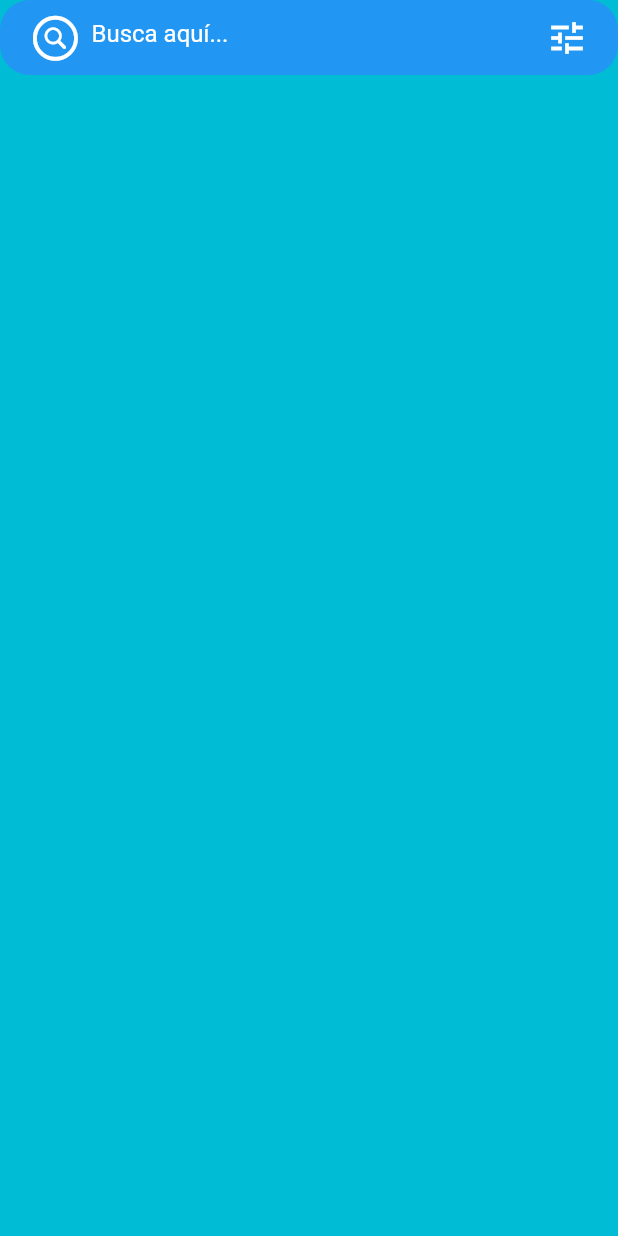
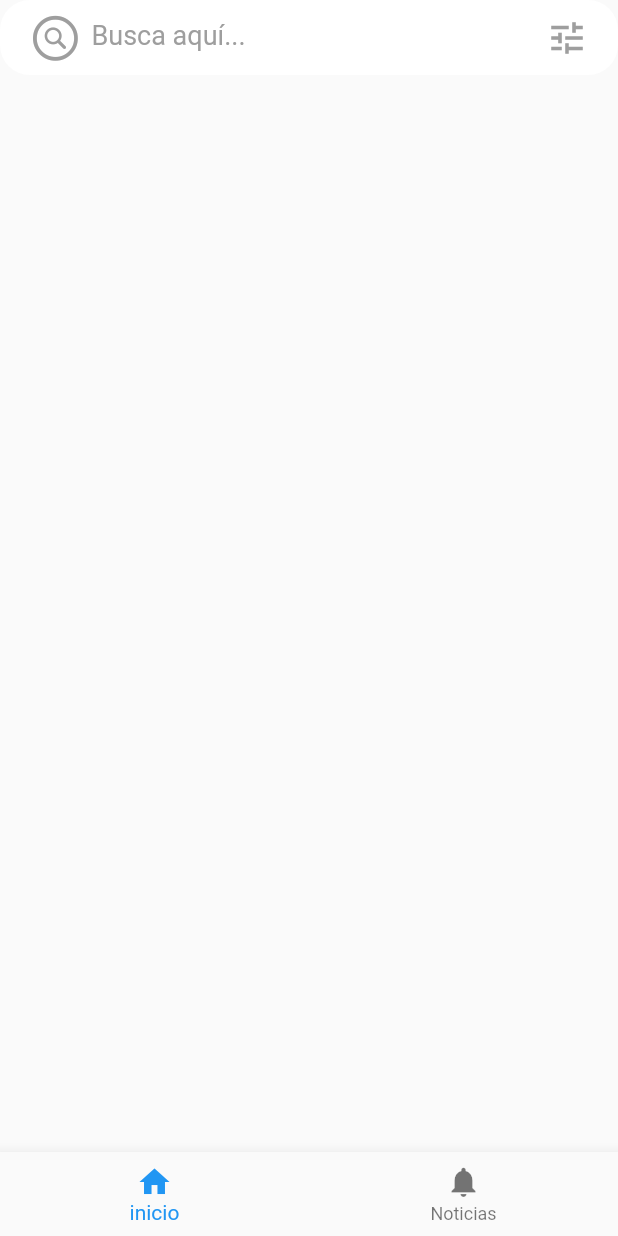
Before and after one commit to MauryBenavidez/School-maps, a Flutter app: the screen it shows after launch, on a phone screen of 412 x 824 dp. Run offline on Flutter 3.47's test engine with Material 2 defaults, Android fonts, the phone set to English and light mode, and no system bars.

Commit message:
Pantalla Inicio
Terminando últimos detalles de la barra de navegación

```diff
--- a/lib/main.dart
+++ b/lib/main.dart
@@ -1,6 +1,4 @@
 import 'package:flutter/material.dart';
-
-
 import 'views/inicio.dart';
 
 void main() {
--- a/lib/views/inicio.dart
+++ b/lib/views/inicio.dart
@@ -1,64 +1,33 @@
-
-
 import 'package:flutter/material.dart';
 import 'package:schools_maps/views/widgets/barra.dart';
 
+class Inicio extends StatefulWidget {
+  static String id ='Inicio';
+  @override
+  State<Inicio> createState() => _MyStatefulWidgetState();
+
+}
 
 
-class Inicio extends StatelessWidget {
-  static String id = 'inicio';
+class _MyStatefulWidgetState extends State<Inicio> {
+
+  int _selectedIndex = 0;
+  static const TextStyle optionStyle =
+      TextStyle(fontSize: 30, fontWeight: FontWeight.bold);
+
+
+  void _onItemTapped(int index) {
+    setState(() {
+      _selectedIndex = index;
+    });
+  }
+
   @override
   Widget build(BuildContext context) {
     return Scaffold(
-      body: Container(
-     child: _bodyPage(context),
-      ),
-
-    );
 
 
-  }
-
-  Widget _bodyPage(BuildContext context) {
-    return Column(
-      mainAxisAlignment: MainAxisAlignment.spaceBetween,
-      mainAxisSize: MainAxisSize.max,
-      children: [
-       Padding(
-         padding: EdgeInsets.only(
-           top: 0.0,
-           left: 16.0,
-           right: 16.0,
-           ),
-
-
-           ),
-           _body(),
-
-
-
-       ],
-
-    );
-  }
-
-
-
-  Widget _body() {
-    return Expanded(
-      child: ListView(
-
-        shrinkWrap: true,
-        children: [
-          Container(
-            height: 945,
-            decoration: BoxDecoration(
-              color: Colors.cyan,
-              borderRadius: BorderRadius.only(
-
-
-              ),
-            ),
+      body: Center(
         child: Column(
           mainAxisSize: MainAxisSize.max,
           children: [
@@ -66,18 +35,33 @@ class Inicio extends StatelessWidget {
 
             ),
             child: Barra(),
+            )
+          ],
+        ),
+
+      ),
+
+      bottomNavigationBar: BottomNavigationBar(
+        items: const <BottomNavigationBarItem>[
+          BottomNavigationBarItem(
+            icon: Icon(Icons.home),
+            label: 'inicio',
+            backgroundColor: Colors.red,
+          ),
+          BottomNavigationBarItem(
+            icon: Icon(Icons.notifications),
+            label: 'Noticias',
+            backgroundColor: Colors.green,
           ),
 
         ],
+        currentIndex: _selectedIndex,
+        selectedItemColor: Colors.blue,
+        onTap: _onItemTapped,
       ),
 
-          )
-        ],
-      ),
     );
+
   }
 
-
-
-
 }
--- a/lib/views/widgets/barra.dart
+++ b/lib/views/widgets/barra.dart
@@ -14,28 +14,28 @@ class Barra extends StatelessWidget {
 
       height: 50.0,
       decoration: BoxDecoration(
-        color: Colors.blue,
+        color: Colors.white,
 
 
         borderRadius:  BorderRadius.circular(20.0),//contorno de la barra de busqueda
       ),
       child: TextField(
-        cursorColor: Colors.white,
+        cursorColor: Colors.grey,
         decoration: InputDecoration(
           prefixIcon: Icon(
             CupertinoIcons.search_circle,
             size: 35.0,
-            color: Colors.white,
+            color: Colors.grey,
             ),
             suffixIcon: Icon(
               Icons.tune,
-              color: Colors.white,
+              color: Colors.grey,
               size: 28.0,
             ),
             border: InputBorder.none,
             hintStyle: TextStyle(
-              color: Colors.white,
-              fontSize: 16.0,
+              color: Colors.grey,
+              fontSize: 18.0,
             ),
             hintText: 'Busca aquí...',
         ),
--- a/pubspec.yaml
+++ b/pubspec.yaml
@@ -25,6 +25,7 @@ dependencies:
     sdk: flutter
   flutter_bloc: ^7.0.1
   adobe_xd: ^2.0.0+1
+
 
 
 
```
Also changed, not shown: 1 other file. Lines whose indentation alone changed are shown as unchanged.
